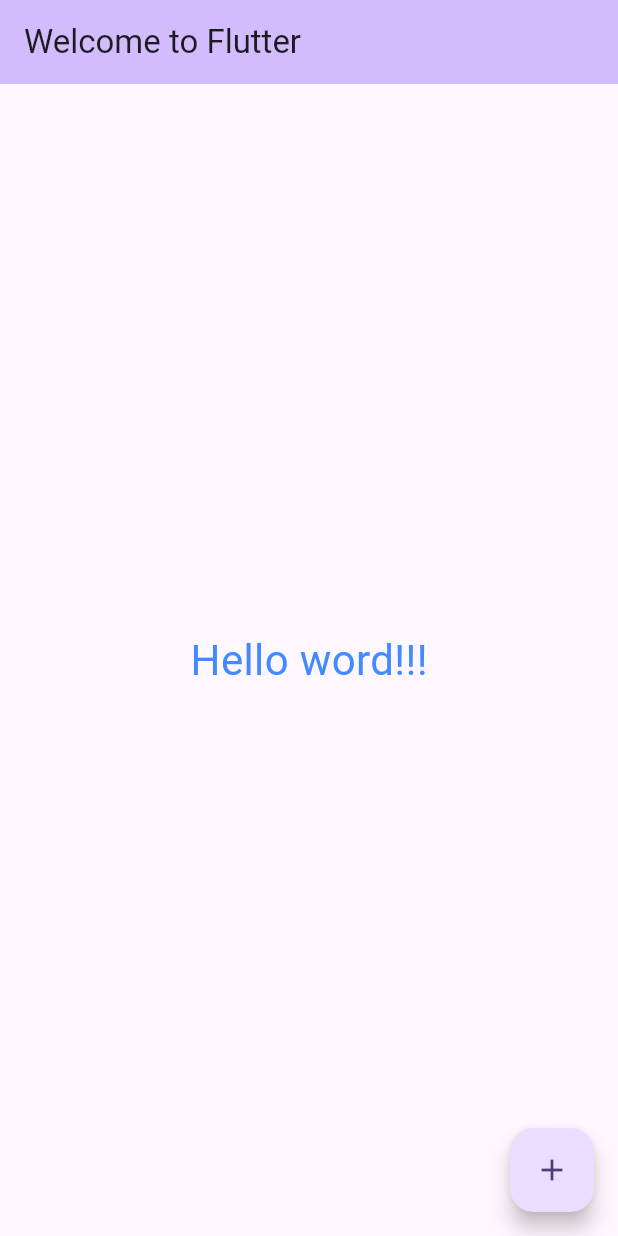
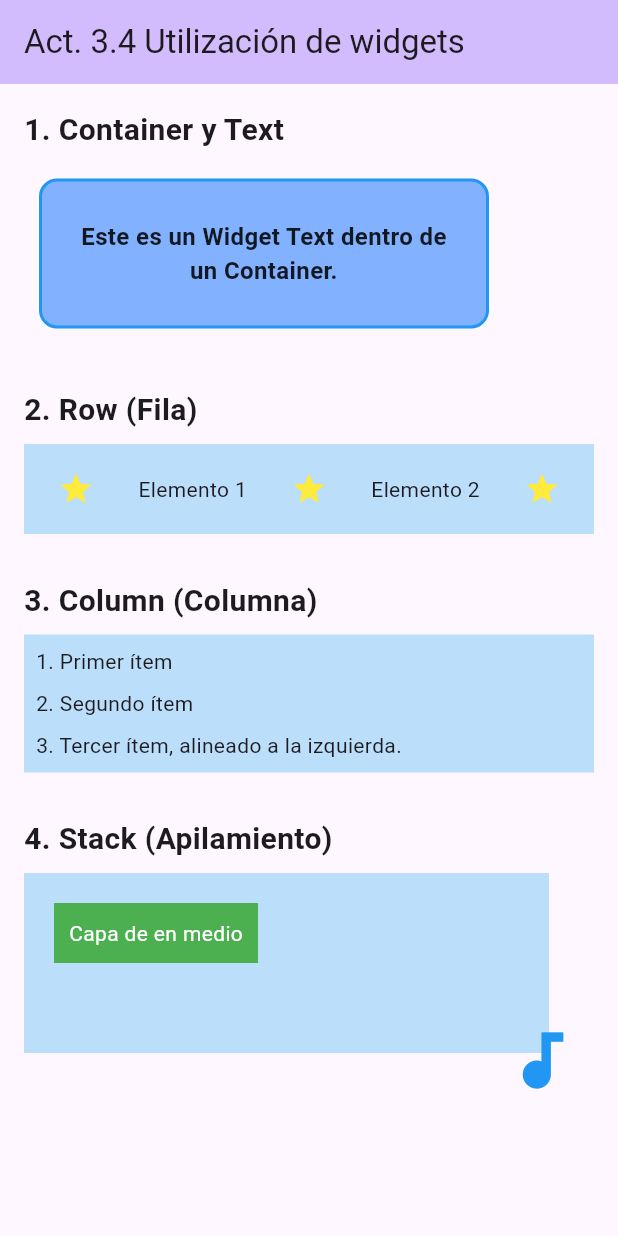
Before and after one commit to erwinfrancisco/app_movies_ef, a Flutter app: the screen it shows after launch, on a phone screen of 412 x 824 dp. Run offline on Flutter 3.47's test engine with Material 3 defaults, Android fonts, the phone set to English and light mode, and no system bars.

Commit message:
actividad 3.4
Signed-off-by: Erwin Flores <erwin.fco@gmail.com>

```diff
--- a/lib/main.dart
+++ b/lib/main.dart
@@ -7,121 +7,191 @@ void main() {
 class MyApp extends StatelessWidget {
   const MyApp({super.key});
 
-  // This widget is the root of your application.
   @override
   Widget build(BuildContext context) {
     return MaterialApp(
-      title: 'Actividad 3.3. Inicio del desarrollo',
+      title: 'Actividad 3.4 Utilización de widgets',
       theme: ThemeData(
-        // This is the theme of your application.
-        //
-        // TRY THIS: Try running your application with "flutter run". You'll see
-        // the application has a purple toolbar. Then, without quitting the app,
-        // try changing the seedColor in the colorScheme below to Colors.green
-        // and then invoke "hot reload" (save your changes or press the "hot
-        // reload" button in a Flutter-supported IDE, or press "r" if you used
-        // the command line to start the app).
-        //
-        // Notice that the counter didn't reset back to zero; the application
-        // state is not lost during the reload. To reset the state, use hot
-        // restart instead.
-        //
-        // This works for code too, not just values: Most code changes can be
-        // tested with just a hot reload.
         colorScheme: ColorScheme.fromSeed(seedColor: Colors.deepPurple),
         useMaterial3: true,
       ),
-      home: const MyHomePage(title: 'Welcome to Flutter'),
+      home: const LayoutExamplesScreen(),
     );
   }
 }
 
-class MyHomePage extends StatefulWidget {
-  const MyHomePage({super.key, required this.title});
-
-  // This widget is the home page of your application. It is stateful, meaning
-  // that it has a State object (defined below) that contains fields that affect
-  // how it looks.
-
-  // This class is the configuration for the state. It holds the values (in this
-  // case the title) provided by the parent (in this case the App widget) and
-  // used by the build method of the State. Fields in a Widget subclass are
-  // always marked "final".
-
-  final String title;
-
-  @override
-  State<MyHomePage> createState() => _MyHomePageState();
-}
-
-class _MyHomePageState extends State<MyHomePage> {
-  int _counter = 0;
-
-  void _incrementCounter() {
-    setState(() {
-      // This call to setState tells the Flutter framework that something has
-      // changed in this State, which causes it to rerun the build method below
-      // so that the display can reflect the updated values. If we changed
-      // _counter without calling setState(), then the build method would not be
-      // called again, and so nothing would appear to happen.
-      _counter++;
-    });
-  }
+// -----------------------
+//          WIDGETS
+// -----------------------
+class LayoutExamplesScreen extends StatelessWidget {
+  const LayoutExamplesScreen({super.key});
 
   @override
   Widget build(BuildContext context) {
-    // This method is rerun every time setState is called, for instance as done
-    // by the _incrementCounter method above.
-    //
-    // The Flutter framework has been optimized to make rerunning build methods
-    // fast, so that you can just rebuild anything that needs updating rather
-    // than having to individually change instances of widgets.
     return Scaffold(
       appBar: AppBar(
-        // TRY THIS: Try changing the color here to a specific color (to
-        // Colors.amber, perhaps?) and trigger a hot reload to see the AppBar
-        // change color while the other colors stay the same.
+        title: const Text('Act. 3.4 Utilización de widgets'),
         backgroundColor: Theme.of(context).colorScheme.inversePrimary,
-        // Here we take the value from the MyHomePage object that was created by
-        // the App.build method, and use it to set our appbar title.
-        title: Text(widget.title),
       ),
-      body: Center(
-        // Center is a layout widget. It takes a single child and positions it
-        // in the middle of the parent.
+      body: SingleChildScrollView(
+        padding: const EdgeInsets.all(16.0),
         child: Column(
-          // Column is also a layout widget. It takes a list of children and
-          // arranges them vertically. By default, it sizes itself to fit its
-          // children horizontally, and tries to be as tall as its parent.
-          //
-          // Column has various properties to control how it sizes itself and
-          // how it positions its children. Here we use mainAxisAlignment to
-          // center the children vertically; the main axis here is the vertical
-          // axis because Columns are vertical (the cross axis would be
-          // horizontal).
-          //
-          // TRY THIS: Invoke "debug painting" (choose the "Toggle Debug Paint"
-          // action in the IDE, or press "p" in the console), to see the
-          // wireframe for each widget.
-          mainAxisAlignment: MainAxisAlignment.center,
+          crossAxisAlignment: CrossAxisAlignment.start,
           children: <Widget>[
-            // const Text('You have pushed the button this many times:'),
-            // Text(
-            //   '$_counter',
-            //   style: Theme.of(context).textTheme.headlineMedium,
-            // ),
-            Text(
-              'Hello word!!!',
-              style: TextStyle(fontSize: 28, color: Colors.blueAccent),
-            ),
+            // Sección 1: Container y Text
+            _buildContainerExample(),
+            const SizedBox(height: 30),
+
+            // Sección 2: Row
+            _buildSectionTitle('2. Row (Fila)'),
+            _buildRowExample(),
+            const SizedBox(height: 30),
+
+            // Sección 3: Column
+            _buildSectionTitle('3. Column (Columna)'),
+            _buildColumnExample(),
+            const SizedBox(height: 30),
+
+            // Sección 4: Stack
+            _buildSectionTitle('4. Stack (Apilamiento)'),
+            _buildStackExample(),
           ],
         ),
       ),
-      floatingActionButton: FloatingActionButton(
-        onPressed: _incrementCounter,
-        tooltip: 'Increment',
-        child: const Icon(Icons.add),
-      ), // This trailing comma makes auto-formatting nicer for build methods.
+    );
+  }
+
+  // --- Funciones de Ayuda para las Secciones ---
+
+  Widget _buildSectionTitle(String title) {
+    return Padding(
+      padding: const EdgeInsets.only(bottom: 8.0),
+      child: Text(
+        title,
+        style: const TextStyle(fontSize: 20, fontWeight: FontWeight.bold),
+      ),
+    );
+  }
+
+  Widget _buildContainerExample() {
+    // ----------------------------------------------------
+    // 1. CONTAINER y TEXT
+    // El Container sirve para dar estilo, tamaño y relleno
+    // ----------------------------------------------------
+    return Column(
+      crossAxisAlignment: CrossAxisAlignment.start,
+      children: [
+        _buildSectionTitle('1. Container y Text'),
+        Container(
+          height: 100, // Altura específica
+          width: 300, // Ancho específico
+          margin: const EdgeInsets.all(10.0), // Margen exterior
+          padding: const EdgeInsets.all(15.0), // Relleno interior
+          decoration: BoxDecoration(
+            color: Colors.blueAccent[100], // Color de fondo
+            borderRadius: BorderRadius.circular(12), // Bordes redondeados
+            border: Border.all(color: Colors.blue, width: 2), // Borde
+          ),
+          child: const Center(
+            // El Widget Text es para mostrar texto simple
+            child: Text(
+              'Este es un Widget Text dentro de un Container.',
+              style: TextStyle(
+                fontSize: 16,
+                fontWeight: FontWeight.w600,
+                color: Colors.black87,
+              ),
+              textAlign: TextAlign.center,
+            ),
+          ),
+        ),
+      ],
+    );
+  }
+
+  Widget _buildRowExample() {
+    // ----------------------------------------------------
+    // 2. ROW (Fila)
+    // Muestra los Widgets hijos en una secuencia horizontal
+    // ----------------------------------------------------
+    return Container(
+      color: Colors.blue[100],
+      height: 60,
+      padding: const EdgeInsets.all(8.0),
+      child: Row(
+        // mainAxisAlignment: Controla cómo se distribuyen los hijos horizontalmente
+        mainAxisAlignment: MainAxisAlignment.spaceAround,
+        // crossAxisAlignment: Controla cómo se alinean los hijos verticalmente
+        crossAxisAlignment: CrossAxisAlignment.center,
+        children: const <Widget>[
+          Icon(Icons.star, color: Colors.yellow),
+          Text('Elemento 1'),
+          Icon(Icons.star, color: Colors.yellow),
+          Text('Elemento 2'),
+          Icon(Icons.star, color: Colors.yellow),
+        ],
+      ),
+    );
+  }
+
+  Widget _buildColumnExample() {
+    // ----------------------------------------------------
+    // 3. COLUMN (Columna)
+    // Muestra los Widgets hijos en una secuencia vertical
+    // ----------------------------------------------------
+    return Container(
+      color: Colors.blue[100],
+      width: double.infinity, // Ocupa todo el ancho disponible
+      padding: const EdgeInsets.all(8.0),
+      child: Column(
+        // mainAxisAlignment: Controla cómo se distribuyen los hijos verticalmente
+        mainAxisAlignment: MainAxisAlignment.start,
+        // crossAxisAlignment: Controla cómo se alinean los hijos horizontalmente
+        crossAxisAlignment: CrossAxisAlignment.start,
+        children: const <Widget>[
+          Text('1. Primer ítem'),
+          SizedBox(height: 8), // Espacio entre elementos
+          Text('2. Segundo ítem'),
+          SizedBox(height: 8),
+          Text('3. Tercer ítem, alineado a la izquierda.'),
+        ],
+      ),
+    );
+  }
+
+  Widget _buildStackExample() {
+    // ----------------------------------------------------
+    // 4. STACK (Apilamiento)
+    // Apila los Widgets uno encima del otro, como capas
+    // ----------------------------------------------------
+    return SizedBox(
+      height: 150,
+      width: double.infinity,
+      child: Stack(
+        children: <Widget>[
+          // El primer Widget es el fondo
+          Container(height: 120, width: 350, color: Colors.blue[100]),
+          // El segundo Widget se superpone
+          Positioned(
+            top: 20, // Distancia desde el borde superior
+            left: 20, // Distancia desde el borde izquierdo
+            child: Container(
+              color: Colors.green,
+              padding: const EdgeInsets.all(10),
+              child: const Text(
+                'Capa de en medio',
+                style: TextStyle(color: Colors.white),
+              ),
+            ),
+          ),
+          // El tercer Widget es la capa superior
+          const Positioned(
+            bottom: 0, // Distancia desde el borde inferior
+            right: 10, // Distancia desde el borde derecho
+            child: Icon(Icons.audiotrack, size: 50, color: Colors.blue),
+          ),
+        ],
+      ),
     );
   }
 }
```
